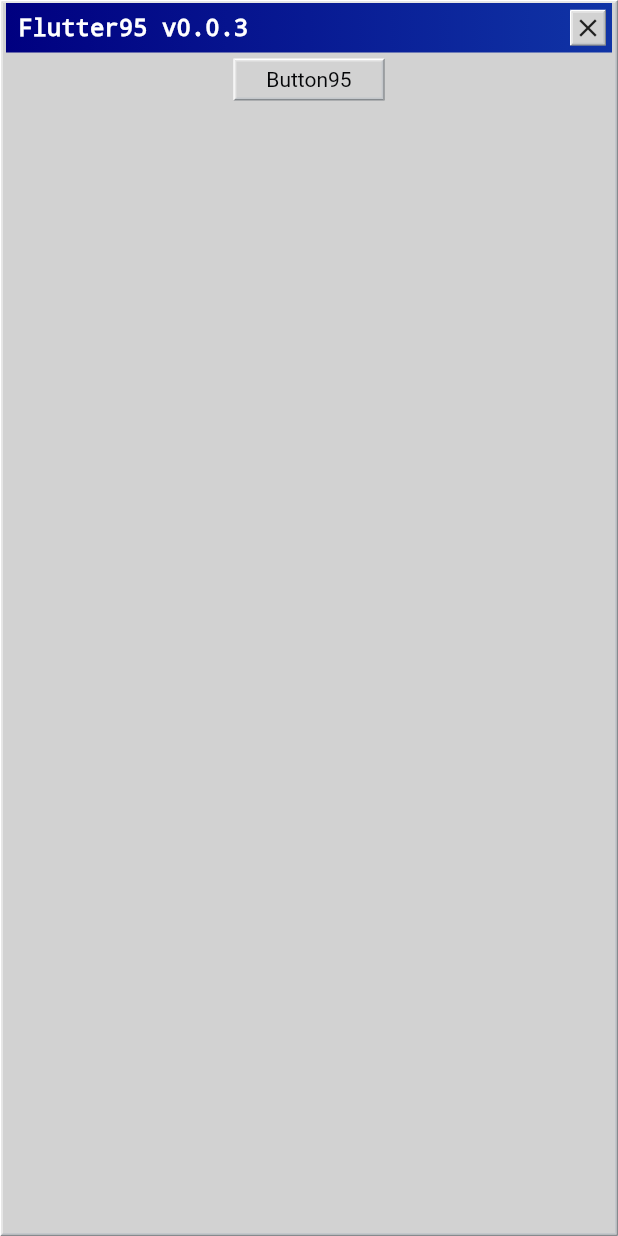
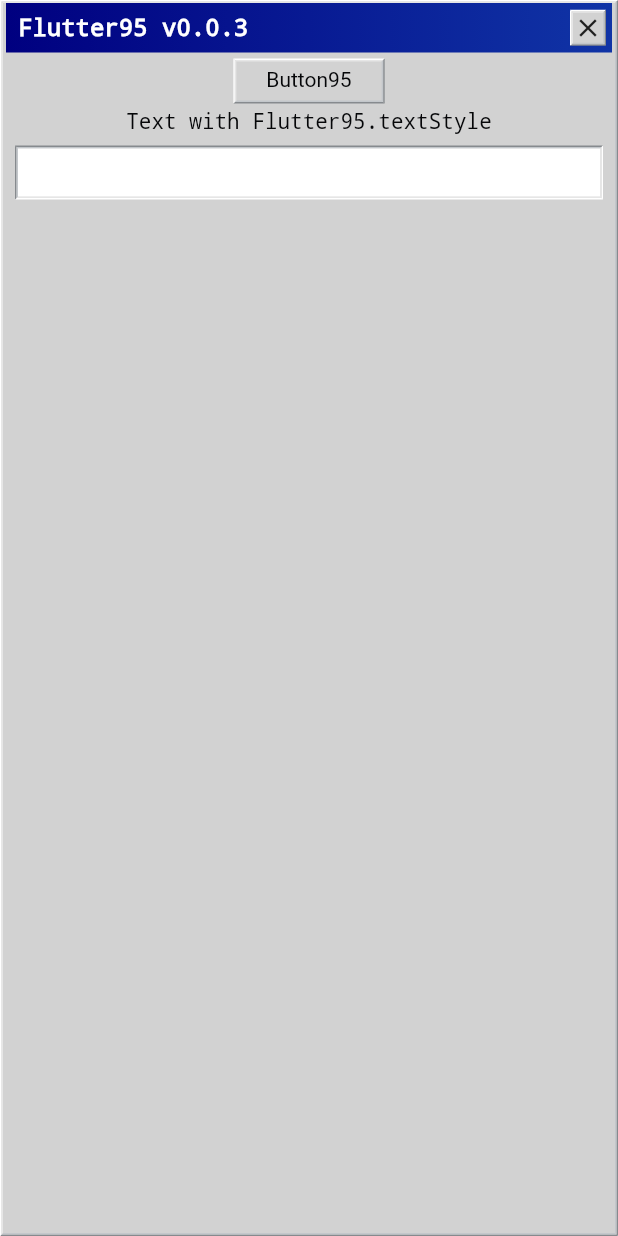
Before and after one commit to miquelbeltran/flutter95, a Flutter app: the screen it shows after launch, on a phone screen of 412 x 824 dp. Run offline on Flutter 3.47's test engine with Material 2 defaults, Android fonts, the phone set to English and light mode, and no system bars.

Commit message:
textfield95

```diff
--- a/example/lib/main.dart
+++ b/example/lib/main.dart
@@ -18,7 +18,16 @@ class Flutter95App extends StatelessWidget {
             Button95(
               onTap: () {},
               child: Text('Button95'),
-            )
+            ),
+            const SizedBox(height: 4),
+            Text(
+              'Text with Flutter95.textStyle',
+              style: Flutter95.textStyle,
+            ),
+            Padding(
+              padding: const EdgeInsets.all(8.0),
+              child: TextField95(),
+            ),
           ],
         ),
       ),
--- a/lib/flutter95.dart
+++ b/lib/flutter95.dart
@@ -3,3 +3,4 @@ library flutter95;
 export 'src/button95.dart';
 export 'src/globals.dart';
 export 'src/scaffold95.dart';
+export 'src/text_field95.dart';
--- a/lib/src/button95.dart
+++ b/lib/src/button95.dart
@@ -7,12 +7,14 @@ class Button95 extends StatefulWidget {
     this.onTap,
     this.child,
     this.padding = const EdgeInsets.symmetric(vertical: 4, horizontal: 20),
+    this.height = 30,
     Key key,
   }) : super(key: key);
 
   final Function() onTap;
   final Widget child;
   final EdgeInsetsGeometry padding;
+  final double height;
 
   @override
   _Button95State createState() => _Button95State();
@@ -23,7 +25,9 @@ class _Button95State extends State<Button95> {
 
   @override
   Widget build(BuildContext context) {
-    return GestureDetector(
+    return SizedBox(
+      height: widget.height,
+      child: GestureDetector(
         onTap: widget.onTap,
         onTapDown: (details) => setState(() {
           _tapped = true;
@@ -42,7 +46,7 @@ class _Button95State extends State<Button95> {
                 ? Flutter95.pressedDecoration
                 : Flutter95.elevatedDecoration,
             child: DefaultTextStyle(
-            style: Flutter95.buttonTextStyle,
+              style: Flutter95.textStyle,
               child: Padding(
                 padding: _tapped
                     ? const EdgeInsets.only(top: 1.0, left: 1.0)
@@ -52,6 +56,7 @@ class _Button95State extends State<Button95> {
             ),
           ),
         ),
+      ),
     );
   }
 }
--- a/lib/src/globals.dart
+++ b/lib/src/globals.dart
@@ -66,7 +66,7 @@ class Flutter95 {
     fontWeight: FontWeight.bold,
   );
 
-  static const buttonTextStyle = TextStyle(
+  static const textStyle = TextStyle(
     color: Flutter95.black,
     fontSize: 14,
     decoration: TextDecoration.none,
--- a/lib/src/scaffold95.dart
+++ b/lib/src/scaffold95.dart
@@ -1,5 +1,6 @@
 import 'package:flutter/material.dart';
 import 'package:flutter/widgets.dart';
+import 'package:flutter95/src/utils.dart';
 
 import 'button95.dart';
 import 'globals.dart';
@@ -16,17 +17,13 @@ class Scaffold95 extends StatelessWidget {
 
   @override
   Widget build(BuildContext context) {
-    return Container(
-      decoration: Flutter95.elevatedDecorationOutside,
-      child: Container(
-        decoration: Flutter95.elevatedDecoration,
+    return Elevation95(
       child: Column(
         children: <Widget>[
           WindowHeader95(title: title),
           const SizedBox(height: 4),
           body,
         ],
-        ),
       ),
     );
   }
@@ -77,6 +74,7 @@ class CloseButton95 extends StatelessWidget {
   @override
   Widget build(BuildContext context) {
     return Button95(
+      height: 24,
       padding: EdgeInsets.zero,
       onTap: () {
         Navigator.of(context).pop();
--- /dev/null
+++ b/lib/src/text_field95.dart
@@ -0,0 +1,43 @@
+import 'package:flutter/material.dart';
+import 'package:flutter95/src/utils.dart';
+
+import 'globals.dart';
+
+class TextField95 extends StatefulWidget {
+  const TextField95({
+    Key key,
+    this.controller,
+  }) : super(key: key);
+
+  final TextEditingController controller;
+
+  @override
+  _TextField95State createState() => _TextField95State();
+}
+
+class _TextField95State extends State<TextField95> {
+
+  @override
+  Widget build(BuildContext context) {
+    return Elevation95(
+      type: Elevation95Type.down,
+      child: Container(
+        padding: EdgeInsets.all(4.0),
+        color: Flutter95.white,
+        height: 32,
+        child: Material(
+          color: Flutter95.white,
+          child: TextField(
+            controller: widget.controller,
+            decoration: InputDecoration(
+              isDense: true,
+              border: InputBorder.none,
+            ),
+            cursorColor: Flutter95.black,
+            style: Flutter95.textStyle,
+          ),
+        ),
+      ),
+    );
+  }
+}
--- /dev/null
+++ b/lib/src/utils.dart
@@ -0,0 +1,31 @@
+import 'package:flutter/widgets.dart';
+
+import 'globals.dart';
+
+enum Elevation95Type { up, down }
+
+class Elevation95 extends StatelessWidget {
+  const Elevation95({
+    @required this.child,
+    this.type = Elevation95Type.up,
+    Key key,
+  }) : super(key: key);
+
+  final Widget child;
+  final Elevation95Type type;
+
+  @override
+  Widget build(BuildContext context) {
+    return Container(
+      decoration: type == Elevation95Type.up
+          ? Flutter95.elevatedDecorationOutside
+          : Flutter95.pressedDecorationOutside,
+      child: Container(
+        decoration: type == Elevation95Type.up
+            ? Flutter95.elevatedDecoration
+            : Flutter95.pressedDecoration,
+        child: child,
+      ),
+    );
+  }
+}
```
Also changed, not shown: example/pubspec.lock. Lines whose indentation alone changed are shown as unchanged.
